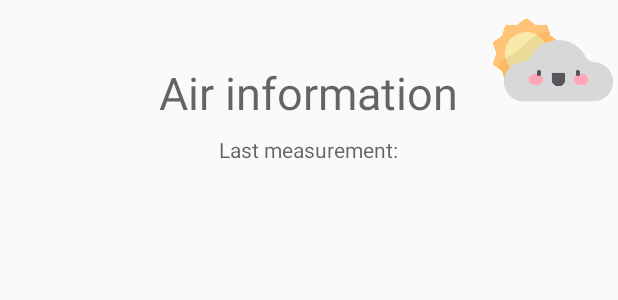
After one commit to dinossaur23/MonitoringProbeApp, an Android app: the layout activity_air_information.xml on its own in the app's theme, with its tools: preview values and no code run, on a phone screen of 412 x 824 dp. The commit adds this screen. Shown: the top 300 px of the screen. Run offline under Robolectric (Android 15) with nearby library versions, the phone set to English and light mode, and no system bars.

Commit message:
fix post to api and start air information activity

```diff
--- a/app/src/main/java/com/sensingchange/monitoringprobe/remote/ApiUtils.java
+++ b/app/src/main/java/com/sensingchange/monitoringprobe/remote/ApiUtils.java
@@ -5,6 +5,6 @@ public class ApiUtils {
     public static final String BASE_URL = "http://192.168.0.116:3000/api/v1/";
 
     public static UserService getUserService(){
-        return RetrofitClient.getClient(BASE_URL).create(UserService.class);
+        return RetrofitClient.getClient().create(UserService.class);
     }
 }
--- a/app/src/main/java/com/sensingchange/monitoringprobe/remote/RetrofitClient.java
+++ b/app/src/main/java/com/sensingchange/monitoringprobe/remote/RetrofitClient.java
@@ -4,13 +4,13 @@ import retrofit2.Retrofit;
 import retrofit2.converter.gson.GsonConverterFactory;
 
 public class RetrofitClient {
-
+    private static final String BASE_URL = "http://sensing-change.herokuapp.com/api/v1/";
     private static Retrofit retrofit = null;
 
-    public static Retrofit getClient(String url){
+    public static Retrofit getClient(){
         if(retrofit == null){
             retrofit = new Retrofit.Builder()
-                    .baseUrl(url)
+                    .baseUrl(BASE_URL)
                     .addConverterFactory(GsonConverterFactory.create())
                     .build();
         }
--- /dev/null
+++ b/app/src/main/res/layout/activity_air_information.xml
@@ -0,0 +1,52 @@
+<?xml version="1.0" encoding="utf-8"?>
+<android.support.constraint.ConstraintLayout xmlns:android="http://schemas.android.com/apk/res/android"
+    xmlns:app="http://schemas.android.com/apk/res-auto"
+    xmlns:tools="http://schemas.android.com/tools"
+    android:layout_width="match_parent"
+    android:layout_height="match_parent"
+    tools:context=".HomeActivity">
+
+    <RelativeLayout
+        android:id="@+id/lay_air"
+        android:layout_width="match_parent"
+        android:layout_height="match_parent"
+        android:layout_alignParentStart="true"
+        android:layout_alignParentTop="true"
+        tools:layout_editor_absoluteX="0dp"
+        tools:layout_editor_absoluteY="0dp">
+
+        <ImageView
+            android:id="@+id/imageView3"
+            android:layout_width="80dp"
+            android:layout_height="80dp"
+            android:layout_alignParentEnd="true"
+            android:layout_alignParentTop="true"
+            android:layout_marginEnd="3dp"
+            android:src="@drawable/cloud" />
+
+        <TextView
+            android:id="@+id/txt_Desc"
+            android:layout_width="wrap_content"
+            android:layout_height="wrap_content"
+            android:layout_alignParentTop="true"
+            android:layout_centerHorizontal="true"
+            android:layout_marginTop="41dp"
+            android:hint="Air information"
+            android:textSize="30sp" />
+
+        <TextView
+            android:id="@+id/txt_TimeDesc"
+            android:layout_width="wrap_content"
+            android:layout_height="wrap_content"
+            android:layout_centerHorizontal="true"
+            android:layout_marginTop="90dp"
+            android:hint="Last measurement:" />
+
+        <TextView
+            android:id="@+id/txt_timestamp"
+            android:layout_width="wrap_content"
+            android:layout_height="wrap_content"
+            android:layout_centerHorizontal="true"
+            android:layout_marginTop="110dp" />
+    </RelativeLayout>
+</android.support.constraint.ConstraintLayout>
--- a/app/src/main/res/values/strings.xml
+++ b/app/src/main/res/values/strings.xml
@@ -11,6 +11,7 @@
 
     <!--Home-->
     <string name="text_ble">Probe with Bluetooth</string>
+    <string name="text_air">Air information</string>
     <string name="text_gps">Probe Geolocation</string>
     <string name="text_soil">Soil information</string>
     <string name="text_weather">Weather information</string>
```
Also changed, not shown: app/src/main/java/com/sensingchange/monitoringprobe/AirInformationActivity.java (added, +60 -0 lines), app/src/main/java/com/sensingchange/monitoringprobe/MainActivity.java (+13 -8 lines), app/src/main/java/com/sensingchange/monitoringprobe/model/AirInformation.java (added, +26 -0 lines), app/src/main/java/com/sensingchange/monitoringprobe/model/Humidity.java (added, +14 -0 lines), app/src/main/java/com/sensingchange/monitoringprobe/remote/InformationService.java (added, +14 -0 lines), app/src/main/res/drawable/cloud.png (added).
